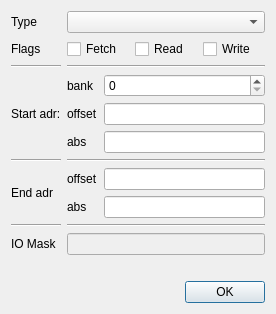
samstyle/Xpeccy, file ui/brkmanager.ui: the form before one commit.
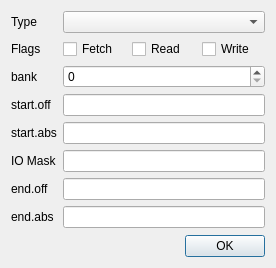
The form after the commit. Icons and pictures are not drawn. Custom widgets are drawn as their Qt base class.

What changed in the file:
```diff
--- a/ui/brkmanager.ui
+++ b/ui/brkmanager.ui
@@ -10,73 +10,27 @@
     <x>0</x>
     <y>0</y>
     <width>276</width>
-    <height>304</height>
+    <height>268</height>
    </rect>
   </property>
   <property name="windowTitle">
    <string>Breakpoint editor</string>
   </property>
   <layout class="QGridLayout" name="gridLayout">
+   <item row="7" column="0">
+    <widget class="QLabel" name="labEndOff">
+     <property name="text">
+      <string>end.off</string>
+     </property>
+    </widget>
+   </item>
    <item row="3" column="1">
-    <layout class="QGridLayout" name="gridLayout_2">
-     <item row="0" column="1">
-      <widget class="QSpinBox" name="brkBank">
-       <property name="maximum">
-        <number>255</number>
-       </property>
-      </widget>
-     </item>
-     <item row="0" column="0">
-      <widget class="QLabel" name="label_8">
-       <property name="text">
-        <string>bank</string>
-       </property>
-      </widget>
-     </item>
-     <item row="1" column="0">
-      <widget class="QLabel" name="label_9">
-       <property name="text">
-        <string>offset</string>
-       </property>
-      </widget>
-     </item>
-     <item row="1" column="1">
-      <widget class="xHexSpin" name="leStartOffset"/>
-     </item>
-     <item row="2" column="1">
-      <widget class="xHexSpin" name="brkAdrHex">
-       <property name="inputMask">
-        <string>HHHH</string>
-       </property>
-      </widget>
-     </item>
-     <item row="2" column="0">
-      <widget class="QLabel" name="label_6">
-       <property name="text">
-        <string>abs</string>
-       </property>
-      </widget>
-     </item>
-    </layout>
+    <widget class="xHexSpin" name="leStartOffset"/>
    </item>
-   <item row="11" column="0">
-    <widget class="QLabel" name="label_3">
-     <property name="text">
-      <string/>
-     </property>
-    </widget>
-   </item>
-   <item row="6" column="0">
-    <widget class="QLabel" name="label_11">
-     <property name="text">
-      <string>End adr</string>
-     </property>
-    </widget>
-   </item>
-   <item row="3" column="0">
-    <widget class="QLabel" name="label_2">
-     <property name="text">
-      <string>Start adr:</string>
+   <item row="4" column="1">
+    <widget class="xHexSpin" name="brkAdrHex">
+     <property name="inputMask">
+      <string>HHHH</string>
      </property>
     </widget>
    </item>
@@ -87,6 +41,68 @@
      </property>
     </widget>
    </item>
+   <item row="4" column="0">
+    <widget class="QLabel" name="labStartAbs">
+     <property name="text">
+      <string>start.abs</string>
+     </property>
+    </widget>
+   </item>
+   <item row="0" column="0">
+    <widget class="QLabel" name="label">
+     <property name="text">
+      <string>Type</string>
+     </property>
+    </widget>
+   </item>
+   <item row="3" column="0">
+    <widget class="QLabel" name="labStartOff">
+     <property name="text">
+      <string>start.off</string>
+     </property>
+    </widget>
+   </item>
+   <item row="2" column="1">
+    <widget class="QSpinBox" name="brkBank">
+     <property name="maximum">
+      <number>255</number>
+     </property>
+    </widget>
+   </item>
+   <item row="0" column="1">
+    <widget class="QComboBox" name="brkType"/>
+   </item>
+   <item row="5" column="1">
+    <widget class="xHexSpin" name="brkMaskHex">
+     <property name="inputMask">
+      <string>HHHH</string>
+     </property>
+    </widget>
+   </item>
+   <item row="5" column="0">
+    <widget class="QLabel" name="labMask">
+     <property name="text">
+      <string>IO Mask</string>
+     </property>
+    </widget>
+   </item>
+   <item row="8" column="0">
+    <widget class="QLabel" name="labEndAbs">
+     <property name="text">
+      <string>end.abs</string>
+     </property>
+    </widget>
+   </item>
+   <item row="7" column="1">
+    <widget class="xHexSpin" name="leEndOffset"/>
+   </item>
+   <item row="2" column="0">
+    <widget class="QLabel" name="labBank">
+     <property name="text">
+      <string>bank</string>
+     </property>
+    </widget>
+   </item>
    <item row="1" column="1">
     <layout class="QHBoxLayout" name="horizontalLayout_2">
      <item>
@@ -112,75 +128,6 @@
      </item>
     </layout>
    </item>
-   <item row="5" column="0">
-    <widget class="Line" name="line_3">
-     <property name="orientation">
-      <enum>Qt::Horizontal</enum>
-     </property>
-    </widget>
-   </item>
-   <item row="0" column="0">
-    <widget class="QLabel" name="label">
-     <property name="text">
-      <string>Type</string>
-     </property>
-    </widget>
-   </item>
-   <item row="6" column="1">
-    <layout class="QGridLayout" name="gridLayout_3">
-     <item row="0" column="1">
-      <widget class="xHexSpin" name="leEndOffset"/>
-     </item>
-     <item row="0" column="0">
-      <widget class="QLabel" name="label_10">
-       <property name="text">
-        <string>offset</string>
-       </property>
-      </widget>
-     </item>
-     <item row="1" column="1">
-      <widget class="xHexSpin" name="brkAdrEnd"/>
-     </item>
-     <item row="1" column="0">
-      <widget class="QLabel" name="label_7">
-       <property name="text">
-        <string>abs</string>
-       </property>
-      </widget>
-     </item>
-    </layout>
-   </item>
-   <item row="10" column="1">
-    <widget class="xHexSpin" name="brkMaskHex">
-     <property name="enabled">
-      <bool>false</bool>
-     </property>
-     <property name="inputMask">
-      <string>HHHH</string>
-     </property>
-    </widget>
-   </item>
-   <item row="2" column="0">
-    <widget class="Line" name="line_2">
-     <property name="orientation">
-      <enum>Qt::Horizontal</enum>
-     </property>
-    </widget>
-   </item>
-   <item row="9" column="1">
-    <widget class="Line" name="line_6">
-     <property name="orientation">
-      <enum>Qt::Horizontal</enum>
-     </property>
-    </widget>
-   </item>
-   <item row="2" column="1">
-    <widget class="Line" name="line">
-     <property name="orientation">
-      <enum>Qt::Horizontal</enum>
-     </property>
-    </widget>
-   </item>
    <item row="13" column="1">
     <layout class="QHBoxLayout" name="horizontalLayout_3">
      <item>
@@ -209,29 +156,21 @@
      </item>
     </layout>
    </item>
-   <item row="5" column="1">
-    <widget class="Line" name="line_4">
-     <property name="orientation">
-      <enum>Qt::Horizontal</enum>
-     </property>
-    </widget>
+   <item row="8" column="1">
+    <widget class="xHexSpin" name="brkAdrEnd"/>
    </item>
-   <item row="9" column="0">
-    <widget class="Line" name="line_5">
+   <item row="9" column="1">
+    <spacer name="verticalSpacer">
      <property name="orientation">
-      <enum>Qt::Horizontal</enum>
+      <enum>Qt::Vertical</enum>
      </property>
-    </widget>
-   </item>
-   <item row="10" column="0">
-    <widget class="QLabel" name="label_4">
-     <property name="text">
-      <string>IO Mask</string>
+     <property name="sizeHint" stdset="0">
+      <size>
+       <width>20</width>
+       <height>40</height>
+      </size>
      </property>
-    </widget>
-   </item>
-   <item row="0" column="1">
-    <widget class="QComboBox" name="brkType"/>
+    </spacer>
    </item>
   </layout>
  </widget>
```
Left out of the diff: 2 changed lines with no effect on the pictures.
